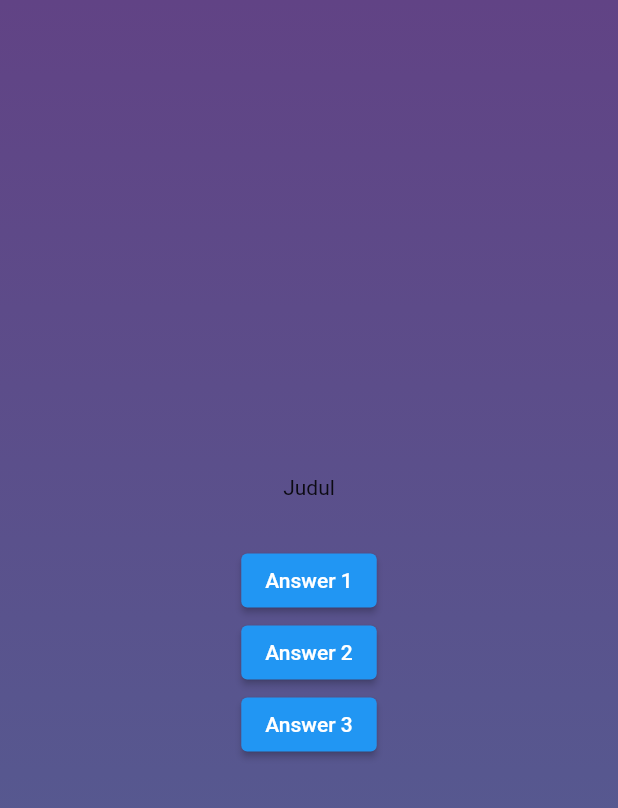
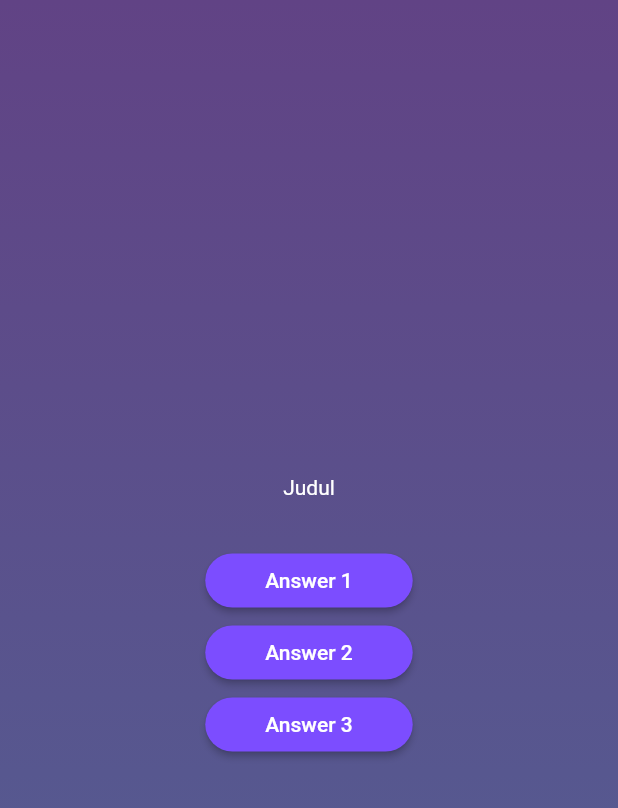
Before and after one commit to Harun1804/mobile-quiz-app, a Flutter app: the screen it shows after launch, after a tap on "Start Quiz", on a phone screen of 412 x 824 dp. Shown: the top 808 px of the screen. Run offline on Flutter 3.47's test engine with Material 2 defaults, Android fonts, the phone set to English and light mode, and no system bars.

Commit message:
Reusable component, and styling the button

```diff
--- /dev/null
+++ b/lib/answer_button.dart
@@ -0,0 +1,23 @@
+import 'package:flutter/material.dart';
+
+class AnswerButton extends StatelessWidget {
+  const AnswerButton({super.key, required this.answerText, required this.onTap});
+
+  final String answerText;
+  final Function() onTap;
+  @override
+  Widget build(BuildContext context) {
+    return ElevatedButton(
+        onPressed: onTap,
+        style: ElevatedButton.styleFrom(
+          padding: const EdgeInsets.symmetric(horizontal: 40.0, vertical: 10.0),
+          backgroundColor: Colors.deepPurpleAccent,
+          foregroundColor: Colors.white,
+          shape: RoundedRectangleBorder(
+            borderRadius: BorderRadius.circular(40.0)
+          )
+        ),
+        child: Text(answerText)
+    );
+  }
+}
--- a/lib/question_screen.dart
+++ b/lib/question_screen.dart
@@ -1,4 +1,5 @@
 import 'package:flutter/material.dart';
+import 'package:quiz/answer_button.dart';
 
 class QuestionScreen extends StatefulWidget {
   const QuestionScreen({super.key});
@@ -14,11 +15,14 @@ class _QuestionScreenState extends State<QuestionScreen> {
       child: Column(
         mainAxisSize: MainAxisSize.min,
         children: [
-          const Text("Judul"),
+          const Text("Judul",
+          style: TextStyle(
+            color: Colors.white
+          ),),
           const SizedBox(height: 30.0,),
-          ElevatedButton(onPressed: () {}, child: const Text("Answer 1")),
-          ElevatedButton(onPressed: () {}, child: const Text("Answer 2")),
-          ElevatedButton(onPressed: () {}, child: const Text("Answer 3")),
+          AnswerButton(answerText: "Answer 1", onTap: () {}),
+          AnswerButton(answerText: "Answer 2", onTap: () {}),
+          AnswerButton(answerText: "Answer 3", onTap: () {}),
         ],
       ),
     );
```
